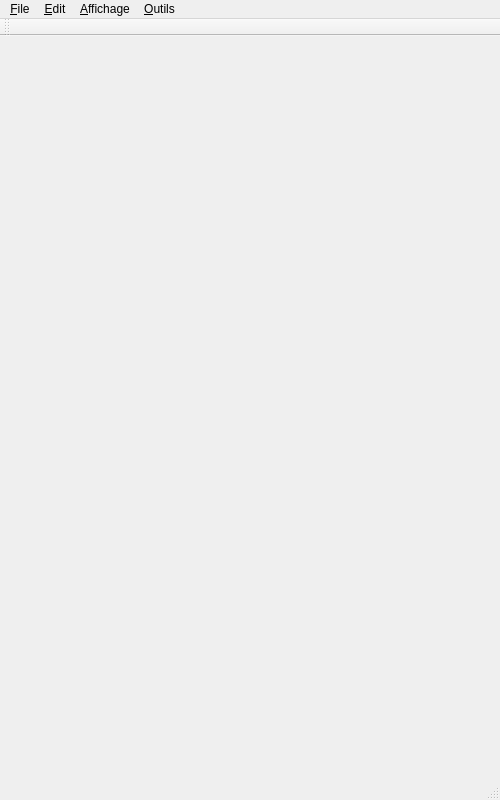
Above: mainwindow.ui from dguihal/quteqoin before the change. Below: the same form after it.
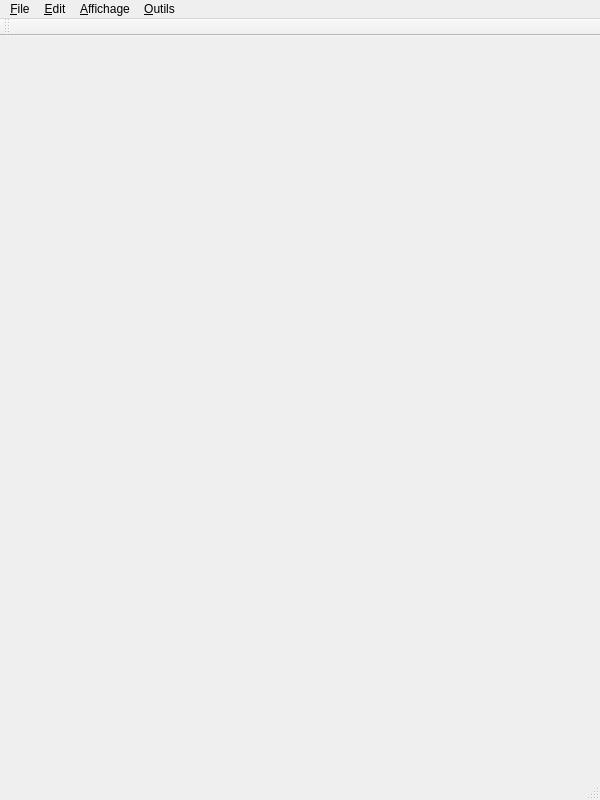
That is the form after the change.

Commit message: Elargissement de la fenêtre par défaut qui était somme toute un poil étroite

```diff
--- a/mainwindow.ui
+++ b/mainwindow.ui
@@ -6,7 +6,7 @@
    <rect>
     <x>0</x>
     <y>0</y>
-    <width>500</width>
+    <width>600</width>
     <height>800</height>
    </rect>
   </property>
@@ -19,7 +19,7 @@
     <rect>
      <x>0</x>
      <y>0</y>
-     <width>500</width>
+     <width>600</width>
      <height>19</height>
     </rect>
    </property>
```
